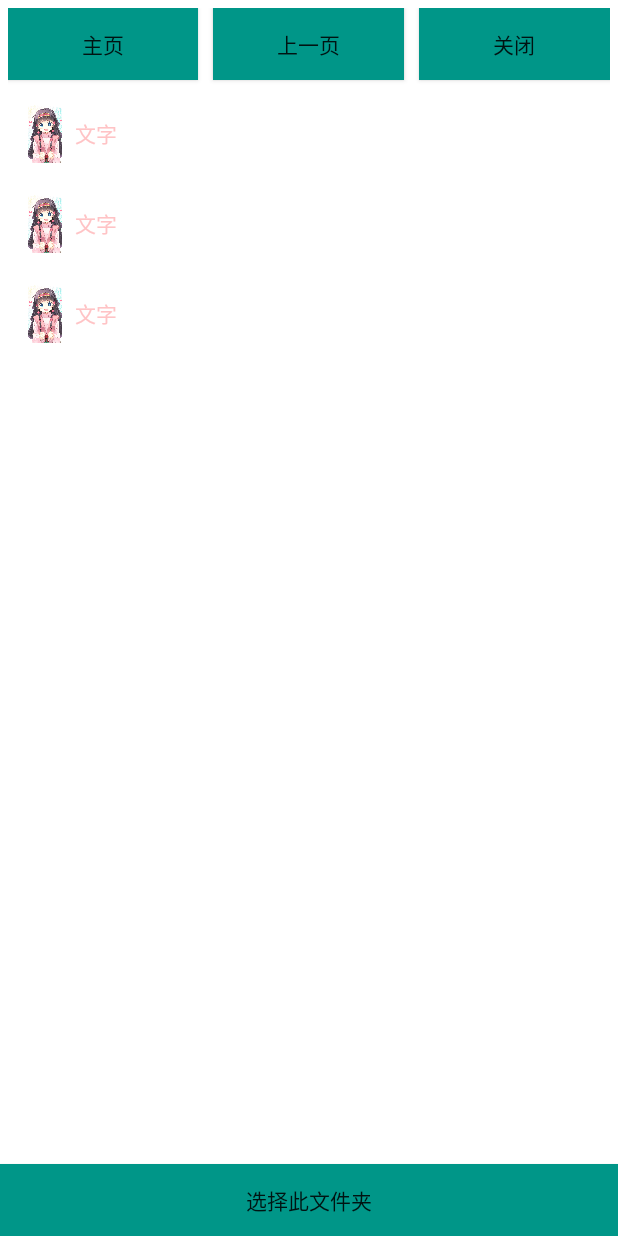
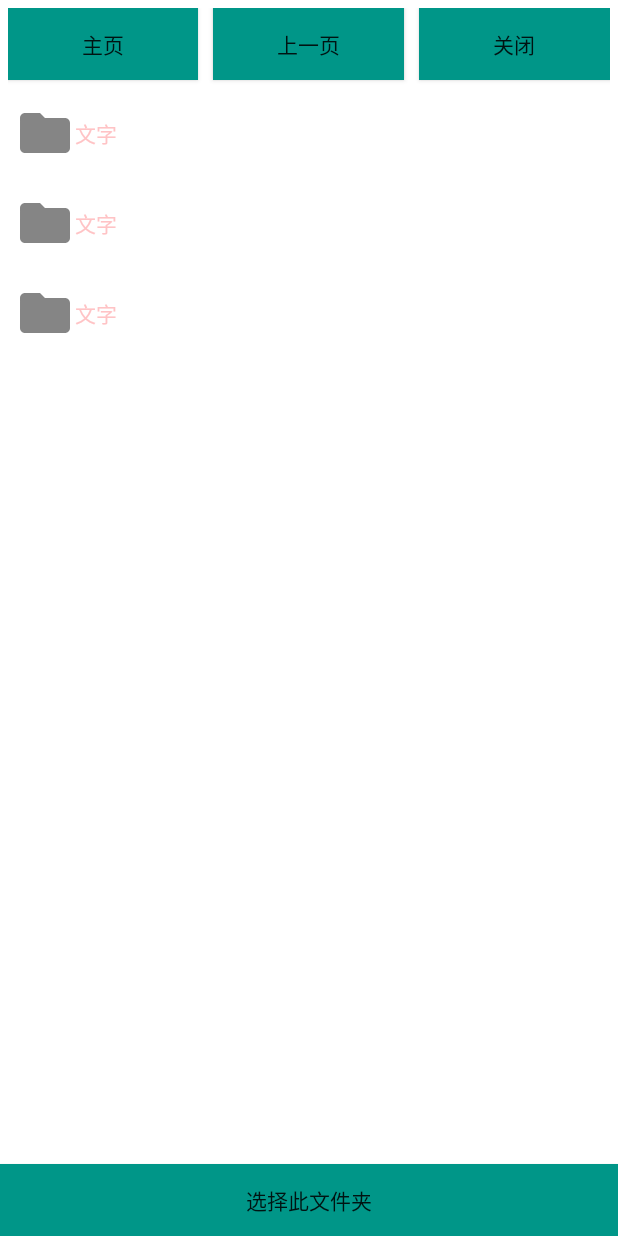
Before and after one commit to tanghaiyin/JianYue, an Android app: the layout dialog_file.xml on its own in the app's theme, with its tools: preview values and no code run, on a phone screen of 412 x 824 dp. Run offline under Robolectric (Android 15) with nearby library versions, the phone set to English and light mode, and no system bars.

Commit message:
21-10-24:01

```diff
--- /dev/null
+++ b/app/src/main/res/drawable-anydpi/ic_fold.xml
@@ -0,0 +1,11 @@
+<vector xmlns:android="http://schemas.android.com/apk/res/android"
+    android:width="24dp"
+    android:height="24dp"
+    android:viewportWidth="24"
+    android:viewportHeight="24"
+    android:tint="#333333"
+    android:alpha="0.6">
+  <path
+      android:fillColor="@android:color/white"
+      android:pathData="M10,4H4c-1.1,0 -1.99,0.9 -1.99,2L2,18c0,1.1 0.9,2 2,2h16c1.1,0 2,-0.9 2,-2V8c0,-1.1 -0.9,-2 -2,-2h-8l-2,-2z"/>
+</vector>
--- a/app/src/main/res/layout/dialog_file_item.xml
+++ b/app/src/main/res/layout/dialog_file_item.xml
@@ -16,7 +16,7 @@
             android:id="@+id/image2"
             android:layout_width="40dp"
             android:layout_height="40dp"
-            android:src="@drawable/bg_yalujia" />
+            android:src="@drawable/ic_fold" />
 
         <TextView
             android:id="@+id/text2"
```
Also changed, not shown: app/src/main/java/com/example/musicplayer/activity/MainActivity.java (+14 -2 lines), app/src/main/res/drawable-anydpi/ic_musicui.xml (added, +11 -0 lines), app/src/main/res/drawable-anydpi/ic_other.xml (added, +11 -0 lines), app/src/main/res/drawable-hdpi/ic_fold.png (added), app/src/main/res/drawable-hdpi/ic_musicui.png (added), app/src/main/res/drawable-hdpi/ic_other.png (added), app/src/main/res/drawable-mdpi/ic_fold.png (added), app/src/main/res/drawable-mdpi/ic_musicui.png (added), app/src/main/res/drawable-mdpi/ic_other.png (added), app/src/main/res/drawable-xhdpi/ic_fold.png (added), app/src/main/res/drawable-xhdpi/ic_musicui.png (added), app/src/main/res/drawable-xhdpi/ic_other.png (added), app/src/main/res/drawable-xxhdpi/ic_fold.png (added), app/src/main/res/drawable-xxhdpi/ic_musicui.png (added), 1 more files.
